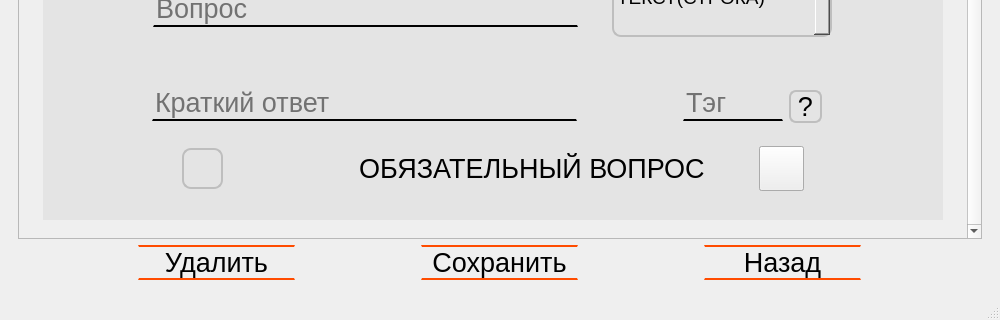
Above: Main_Form.ui from Morskoikot/------- before the change; both pictures show x 0 to 1000 and y 221 to 541 of the 1000 by 541 pixel window. Below: the same form after it.
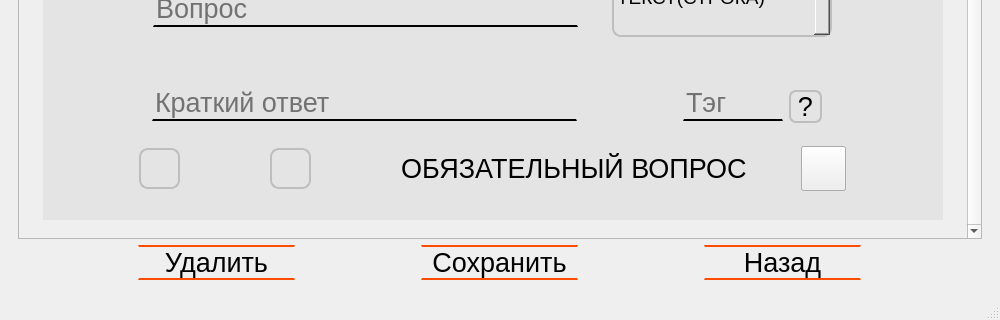
That is the form after the change. The open tabs and pages were chosen to show the change. Icons and pictures are not drawn.

```diff
--- a/Main_Form.ui
+++ b/Main_Form.ui
@@ -304,8 +304,8 @@
                 <rect>
                  <x>0</x>
                  <y>0</y>
-                 <width>957</width>
-                 <height>345</height>
+                 <width>941</width>
+                 <height>287</height>
                 </rect>
                </property>
                <property name="layoutDirection">
@@ -958,6 +958,9 @@
                          </item>
                          <item>
                           <layout class="QHBoxLayout" name="horizontalLayout_32">
+                           <property name="spacing">
+                            <number>3</number>
+                           </property>
                            <item>
                             <widget class="QPushButton" name="Button_Copy_2">
                              <property name="maximumSize">
@@ -990,6 +993,34 @@
                              </property>
                             </widget>
                            </item>
+                           <item>
+                            <widget class="QPushButton" name="pushButton_delete_2">
+                             <property name="maximumSize">
+                              <size>
+                               <width>41</width>
+                               <height>41</height>
+                              </size>
+                             </property>
+                             <property name="styleSheet">
+                              <string notr="true">#pushButton_delete_2 {
+border: 2px solid;
+border-radius: 9px;
+border-color:rgb(190, 190, 190);
+background-color: rgb(228, 228, 228);
+}
+#pushButton_delete_2:hover {
+background-color:rgb(219, 219, 219);
+}
+#pushButton_delete_2:pressed { 
+background-color:rgb(204, 204, 204);
+}
+</string>
+                             </property>
+                             <property name="text">
+                              <string/>
+                             </property>
+                            </widget>
+                           </item>
                            <item>
                             <layout class="QHBoxLayout" name="horizontalLayout_33">
                              <property name="spacing">
```
Left out of the diff: 260 changed lines with no effect on the pictures.
